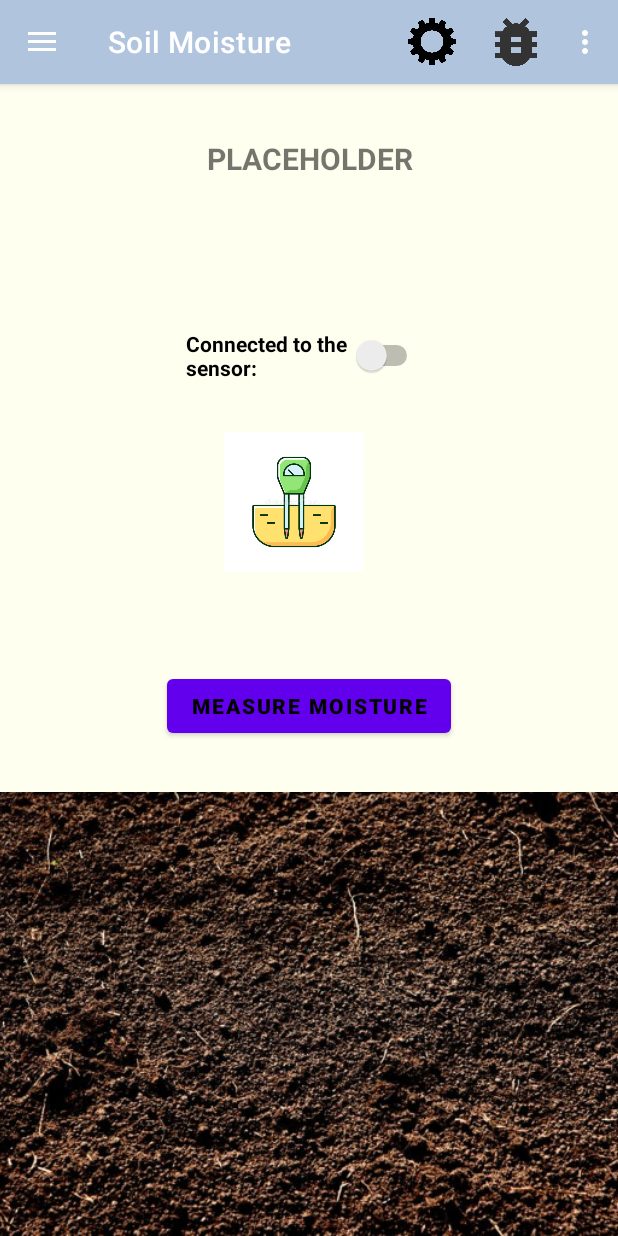
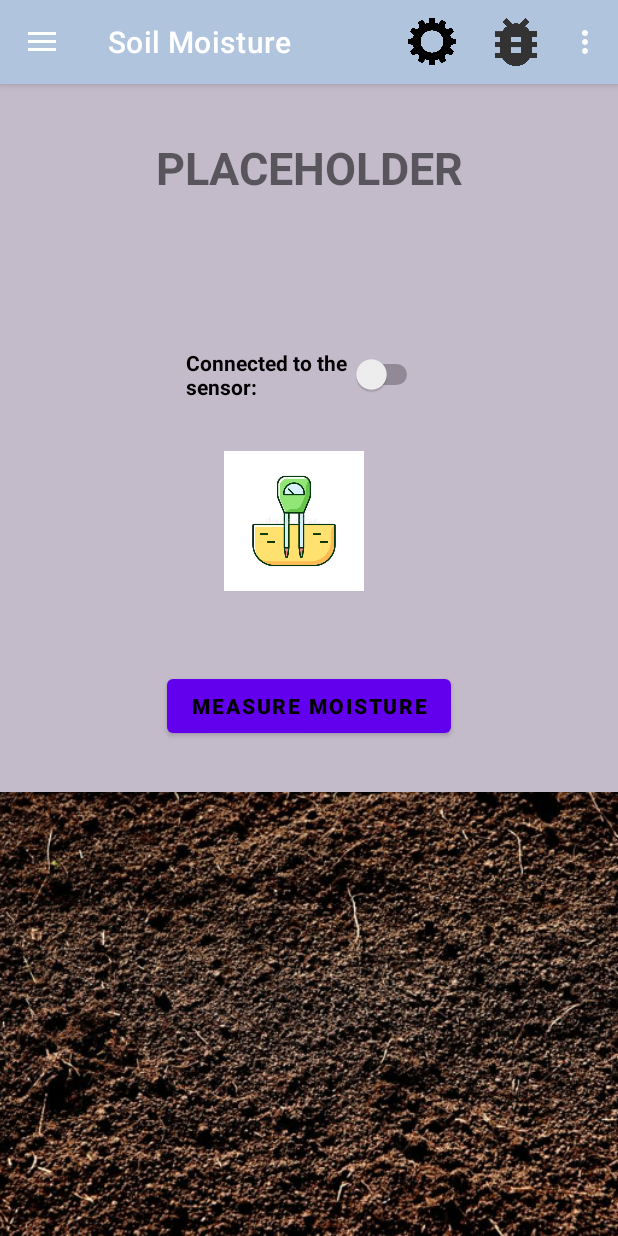
Before and after one commit to SivajanManikavasagar0124/CropManagementSystem, an Android app: the screen it shows after launch (SunshineMain), in the side drawer, after a tap on "Soil Moisture", on a phone screen of 412 x 824 dp. Run offline under Robolectric (Android 15) with nearby library versions, the phone set to English and light mode, and no system bars; our stand-ins replace Firebase (no records; nobody signed in at launch, a user with empty details on screens opened directly), navigation-ui.

Commit message:
Added more to the soil moisture xml and fragment

```diff
--- a/SunshineCropManagement/src/main/res/layout/fragment_soilmoisture.xml
+++ b/SunshineCropManagement/src/main/res/layout/fragment_soilmoisture.xml
@@ -13,7 +13,7 @@ CENG 317 - 0NF
     android:layout_width="match_parent"
     android:layout_height="match_parent"
     tools:context=".ui.SoilMoisture.SoilMoisture"
-    android:background="@color/Ivory">
+    android:background="@color/LogoGradient2">
 
     <TextView
         android:textStyle="bold"
@@ -26,7 +26,7 @@ CENG 317 - 0NF
         android:layout_marginTop="8dp"
         android:layout_marginEnd="8dp"
         android:textAlignment="center"
-        android:textSize="20sp"
+        android:textSize="30sp"
         app:layout_constraintBottom_toBottomOf="parent"
         app:layout_constraintEnd_toEndOf="parent"
         app:layout_constraintHorizontal_bias="0.0"
```
